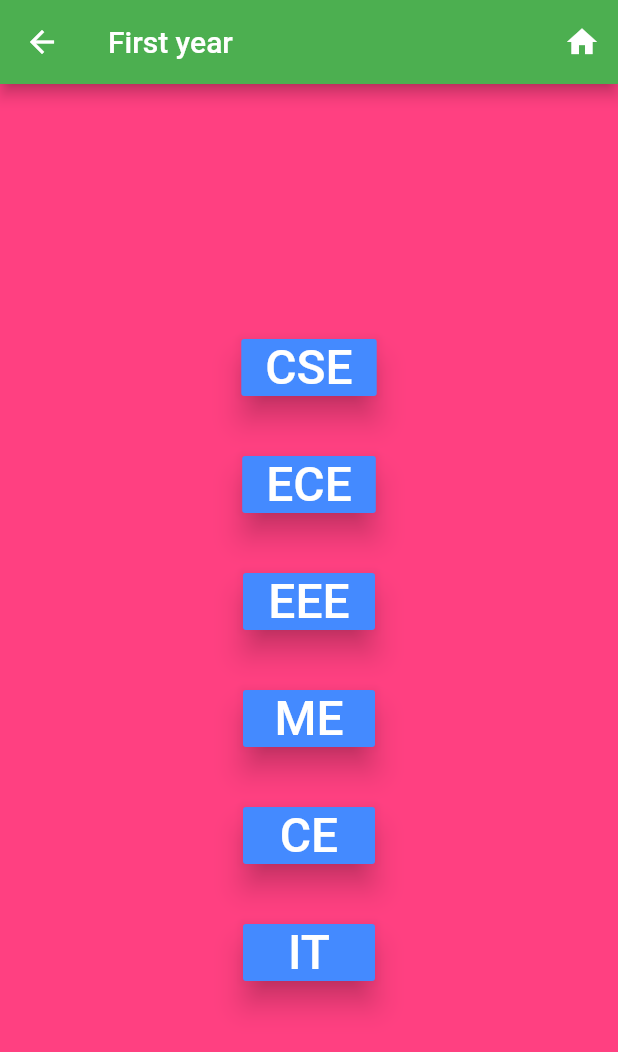
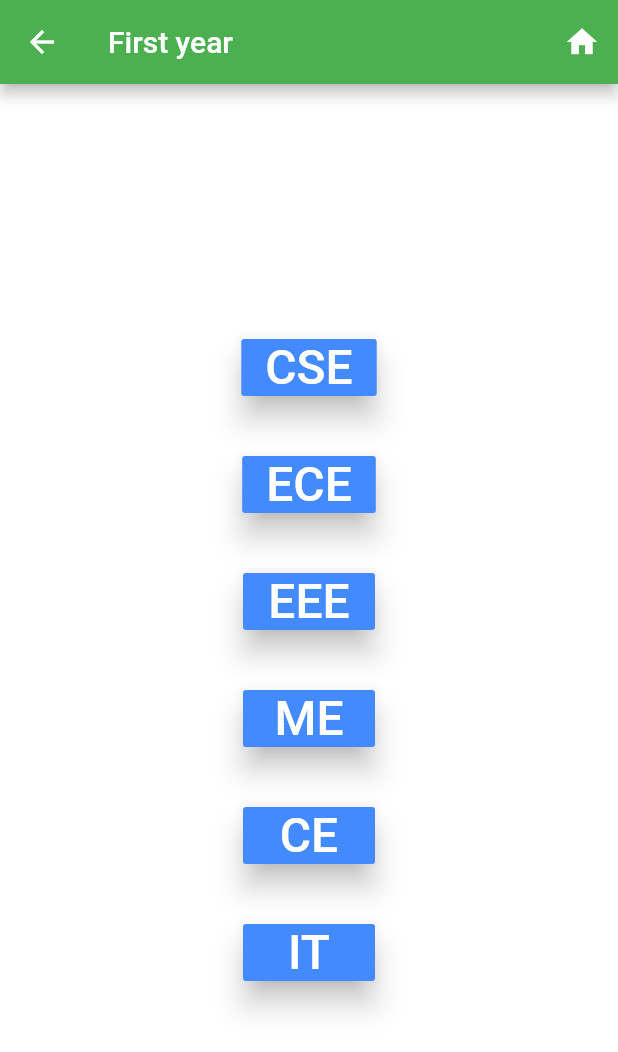
Before and after one commit to KoushikAI/first_trial, a Flutter app: the screen it shows after launch, after a tap on "1st Year", on a phone screen of 412 x 824 dp. Shown: the top 1052 px of the screen. Run offline on Flutter 3.47's test engine with Material 2 defaults, Android fonts, the phone set to English and light mode, and no system bars; our stand-ins replace splashscreen.

```diff
--- a/lib/FIRST/first.dart
+++ b/lib/FIRST/first.dart
@@ -37,7 +37,7 @@ class _FirstState extends State<First> {
             textAlign: TextAlign.center,
           ),
         ),
-        backgroundColor: Colors.pinkAccent,
+        backgroundColor: Colors.white,
         body: Center(
           child: Container(
               child: Column(
--- a/lib/main.dart
+++ b/lib/main.dart
@@ -97,13 +97,13 @@ class SecondScreen extends StatelessWidget {
           ],
         ),
       ),
-      backgroundColor: Colors.purple,
+      backgroundColor: Colors.white,
       body: Center(
         child: Container(
             child: Column(
           mainAxisAlignment: MainAxisAlignment.center,
           children: <Widget>[
-            RaisedButton(
+            TextButton(
               // Within the `FirstRoute` widget
               onPressed: () {
                 Navigator.push(
@@ -111,13 +111,7 @@ class SecondScreen extends StatelessWidget {
                   MaterialPageRoute(builder: (context) => First()),
                 );
               },
-              textColor: Colors.white,
-              color: Colors.blueAccent,
-              disabledColor: Colors.grey,
-              disabledTextColor: Colors.white,
-              highlightColor: Colors.orangeAccent,
 
-              elevation: 8.0,
               child: Text(
                 '1st Year',
                 style: TextStyle(
```
Also changed, not shown: 1 other file.
